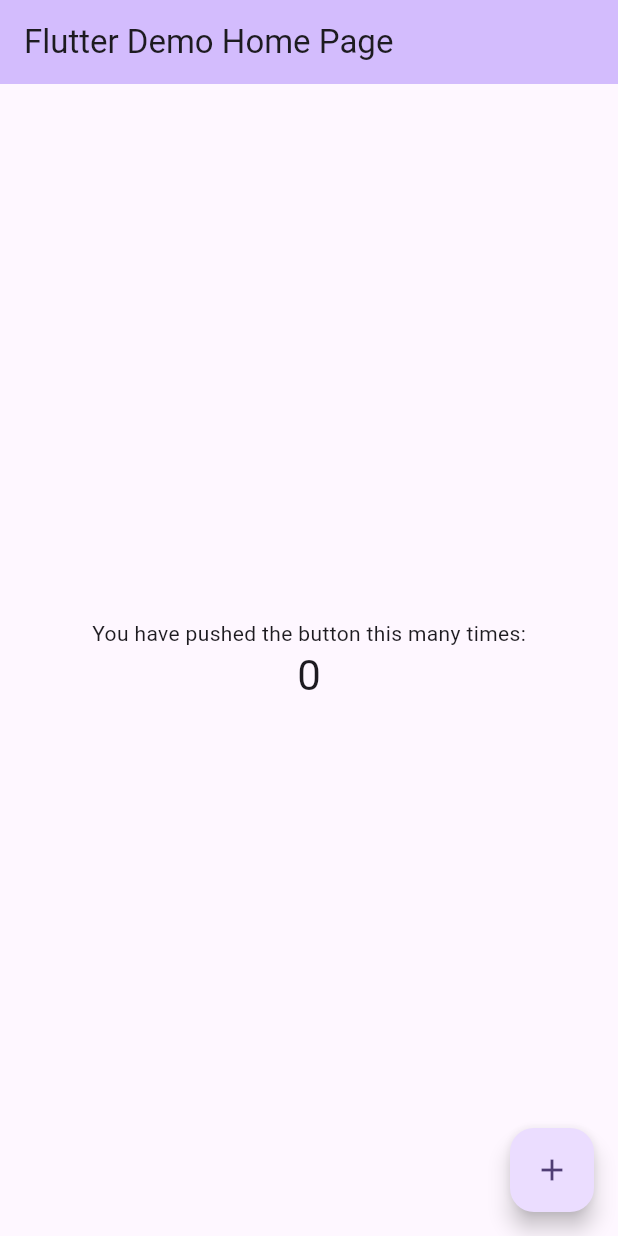
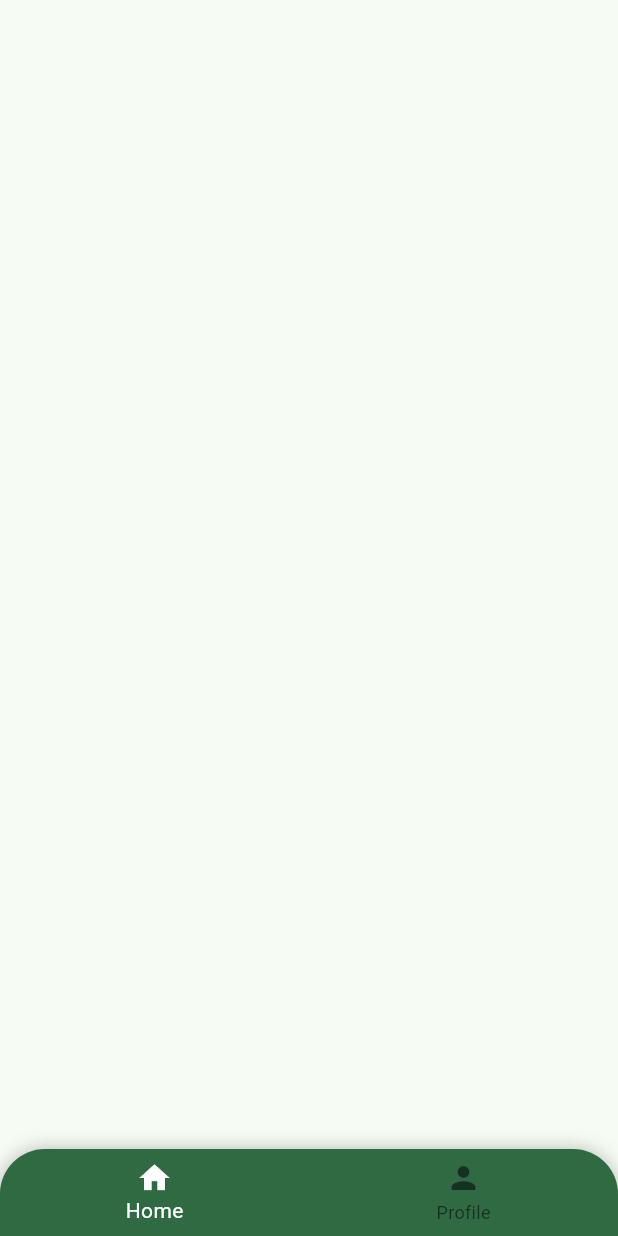
Before and after one commit to nathan68560/Jokerly, a Flutter app: the screen it shows after launch, on a phone screen of 412 x 824 dp. Run offline on Flutter 3.47's test engine with Material 3 defaults, Android fonts, the phone set to English and light mode, and no system bars.

Commit message:
Added routing packages and started the homepage widget

```diff
--- /dev/null
+++ b/lib/elements.dart
@@ -0,0 +1,26 @@
+import 'package:flutter/material.dart';
+
+class Deck extends StatelessWidget {
+  const Deck({super.key});
+
+  @override
+  Widget build(BuildContext context) {
+    // TODO: implement build
+    throw UnimplementedError();
+  }
+}
+
+class Flashcard extends StatefulWidget {
+  const Flashcard({super.key});
+
+  @override
+  State<Flashcard> createState() => _FlashcardState();
+}
+
+class _FlashcardState extends State<Flashcard> {
+  @override
+  Widget build(BuildContext context) {
+    // TODO: implement build
+    throw UnimplementedError();
+  }
+}
--- a/lib/main.dart
+++ b/lib/main.dart
@@ -6,120 +6,72 @@
 
 class MyApp extends StatelessWidget {
   const MyApp({super.key});
+  static const Color primaryColor = Color(0xFF31B56A);
+  static const Color secondaryColor = Color(0xFF6e2a9c);
+  static const Color tertiaryColor = Color(0xFFECBE6F);
 
   // This widget is the root of your application.
   @override
   Widget build(BuildContext context) {
     return MaterialApp(
-      title: 'Flutter Demo',
+      title: 'Jokerly',
       theme: ThemeData(
-        // This is the theme of your application.
-        //
-        // TRY THIS: Try running your application with "flutter run". You'll see
-        // the application has a purple toolbar. Then, without quitting the app,
-        // try changing the seedColor in the colorScheme below to Colors.green
-        // and then invoke "hot reload" (save your changes or press the "hot
-        // reload" button in a Flutter-supported IDE, or press "r" if you used
-        // the command line to start the app).
-        //
-        // Notice that the counter didn't reset back to zero; the application
-        // state is not lost during the reload. To reset the state, use hot
-        // restart instead.
-        //
-        // This works for code too, not just values: Most code changes can be
-        // tested with just a hot reload.
-        colorScheme: ColorScheme.fromSeed(seedColor: Colors.deepPurple),
+        colorScheme: ColorScheme.fromSeed(seedColor: const Color(0xFF31B56A)),
         useMaterial3: true,
+        canvasColor: Colors.transparent,
       ),
-      home: const MyHomePage(title: 'Flutter Demo Home Page'),
+      home: const HomePage(title: 'Jokerly'),
     );
   }
 }
 
-class MyHomePage extends StatefulWidget {
-  const MyHomePage({super.key, required this.title});
-
-  // This widget is the home page of your application. It is stateful, meaning
-  // that it has a State object (defined below) that contains fields that affect
-  // how it looks.
-
-  // This class is the configuration for the state. It holds the values (in this
-  // case the title) provided by the parent (in this case the App widget) and
-  // used by the build method of the State. Fields in a Widget subclass are
-  // always marked "final".
-
+class HomePage extends StatefulWidget {
+  const HomePage({super.key, required this.title});
   final String title;
 
   @override
-  State<MyHomePage> createState() => _MyHomePageState();
+  State<HomePage> createState() => _HomePageState();
 }
 
-class _MyHomePageState extends State<MyHomePage> {
-  int _counter = 0;
-
-  void _incrementCounter() {
-    setState(() {
-      // This call to setState tells the Flutter framework that something has
-      // changed in this State, which causes it to rerun the build method below
-      // so that the display can reflect the updated values. If we changed
-      // _counter without calling setState(), then the build method would not be
-      // called again, and so nothing would appear to happen.
-      _counter++;
-    });
-  }
-
+class _HomePageState extends State<HomePage> {
   @override
   Widget build(BuildContext context) {
-    // This method is rerun every time setState is called, for instance as done
-    // by the _incrementCounter method above.
-    //
-    // The Flutter framework has been optimized to make rerunning build methods
-    // fast, so that you can just rebuild anything that needs updating rather
-    // than having to individually change instances of widgets.
     return Scaffold(
-      appBar: AppBar(
-        // TRY THIS: Try changing the color here to a specific color (to
-        // Colors.amber, perhaps?) and trigger a hot reload to see the AppBar
-        // change color while the other colors stay the same.
-        backgroundColor: Theme.of(context).colorScheme.inversePrimary,
-        // Here we take the value from the MyHomePage object that was created by
-        // the App.build method, and use it to set our appbar title.
-        title: Text(widget.title),
-      ),
-      body: Center(
-        // Center is a layout widget. It takes a single child and positions it
-        // in the middle of the parent.
-        child: Column(
-          // Column is also a layout widget. It takes a list of children and
-          // arranges them vertically. By default, it sizes itself to fit its
-          // children horizontally, and tries to be as tall as its parent.
-          //
-          // Column has various properties to control how it sizes itself and
-          // how it positions its children. Here we use mainAxisAlignment to
-          // center the children vertically; the main axis here is the vertical
-          // axis because Columns are vertical (the cross axis would be
-          // horizontal).
-          //
-          // TRY THIS: Invoke "debug painting" (choose the "Toggle Debug Paint"
-          // action in the IDE, or press "p" in the console), to see the
-          // wireframe for each widget.
-          mainAxisAlignment: MainAxisAlignment.center,
-          children: <Widget>[
-            const Text(
-              'You have pushed the button this many times:',
-            ),
-            Text(
-              '$_counter',
-              style: Theme.of(context).textTheme.headlineMedium,
+      bottomNavigationBar: Container(
+        decoration: const BoxDecoration(
+          borderRadius: BorderRadius.only(
+            topRight: Radius.circular(30),
+            topLeft: Radius.circular(30),
+          ),
+          boxShadow: [
+            BoxShadow(
+              color: Colors.black26,
+              spreadRadius: 0,
+              blurRadius: 10,
             ),
           ],
         ),
+        child: ClipRRect(
+          borderRadius: const BorderRadius.only(
+            topRight: Radius.circular(30),
+            topLeft: Radius.circular(30),
+          ),
+          child: BottomNavigationBar(
+            fixedColor: Colors.white,
+            backgroundColor: Theme.of(context).colorScheme.primary,
+            items: const <BottomNavigationBarItem>[
+              BottomNavigationBarItem(
+                icon: Icon(Icons.home),
+                label: "Home",
+              ),
+              BottomNavigationBarItem(
+                icon: Icon(Icons.person),
+                label: "Profile",
+              ),
+            ],
+          ),
+        ),
       ),
-      floatingActionButton: FloatingActionButton(
-        onPressed: _incrementCounter,
-        tooltip: 'Increment',
-        child: const Icon(Icons.add),
-      ), // This trailing comma makes auto-formatting nicer for build methods.
     );
   }
 }
--- a/pubspec.yaml
+++ b/pubspec.yaml
@@ -8,6 +8,7 @@ environment:
   sdk: '>=3.4.0 <4.0.0'
 
 dependencies:
+  auto_route: ^8.1.3
   flutter:
     sdk: flutter
 
@@ -16,6 +17,8 @@ dependencies:
 dev_dependencies:
   flutter_test:
     sdk: flutter
+
+  auto_route_generator: ^8.0.0
 
   build_runner: ^2.4.6
 
```
Also changed, not shown: pubspec.lock, 1 other file.
